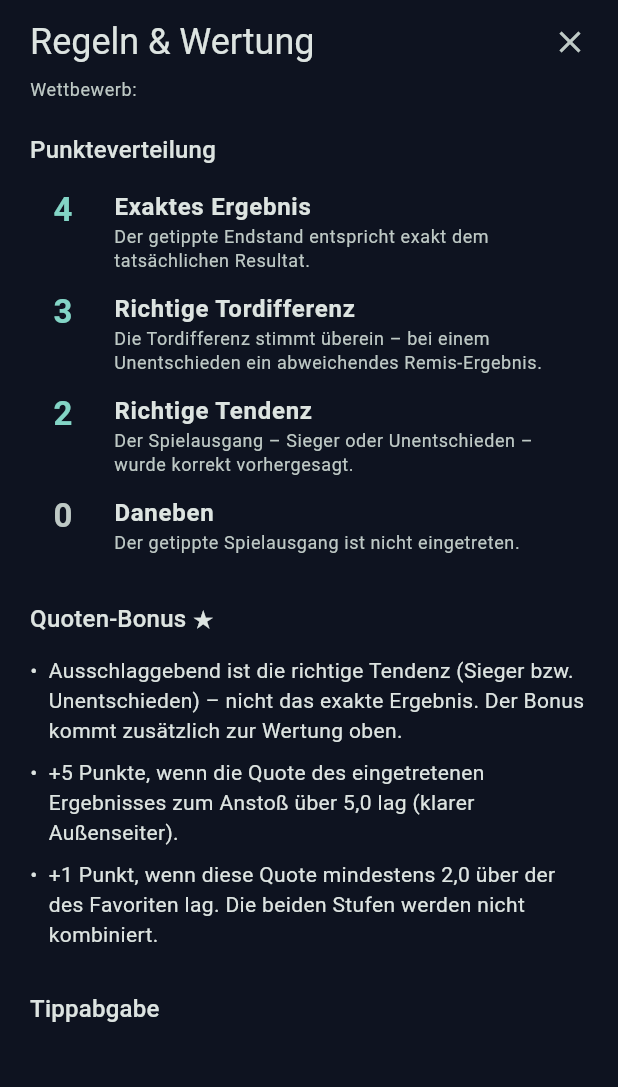
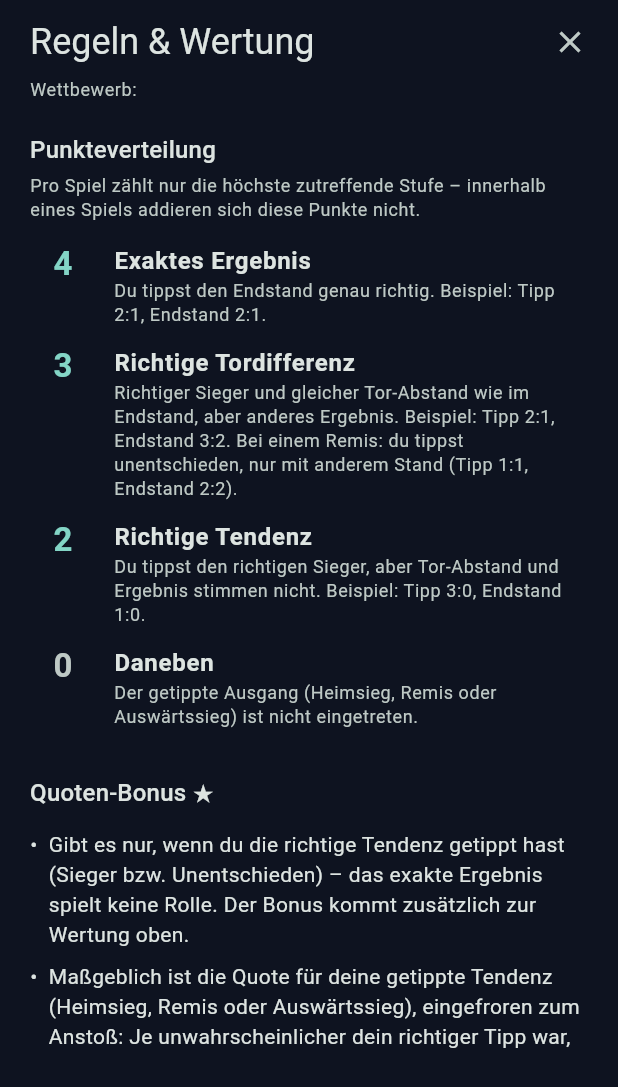
Before and after one commit to SleeperDACH/MatchUp, a Flutter app: the _RulesSheet widget shown alone on an empty page, opened directly with empty values, on a phone screen of 412 x 824 dp. Shown: the top 1087 px of the screen. Run offline on Flutter 3.47's test engine with Material 3 defaults, Android fonts, the phone set to English and light mode, and no system bars; our stand-ins replace flutter_riverpod, flutter_secure_storage, flutter_svg, local_auth, shared_preferences, supabase_flutter; accounts and stored records are empty; network calls fail.

Commit message:
Tippspiel: Regeln & Quoten-Bonus klarer formuliert
- Punkteverteilung: Hinweis, dass pro Spiel nur die höchste Stufe zählt;
  jede Stufe mit konkretem Beispiel.
- Quoten-Bonus aus Tipp-Perspektive ("Quote deiner getippten Tendenz")
  statt "eingetretener Ausgang"; Stufen-/Stapel-Regel klargestellt.

Co-Authored-By: Claude Opus 4.8 <noreply@anthropic.com>

```diff
--- a/lib/features/tippspiel/ui/league_hub_screen.dart
+++ b/lib/features/tippspiel/ui/league_hub_screen.dart
@@ -420,44 +420,61 @@ class _RulesSheet extends StatelessWidget {
                             ?.copyWith(color: scheme.onSurfaceVariant)),
                     const SizedBox(height: 20),
                     Text('Punkteverteilung', style: textTheme.titleMedium),
+                    const SizedBox(height: 4),
+                    Text(
+                      'Pro Spiel zählt nur die höchste zutreffende Stufe – '
+                      'innerhalb eines Spiels addieren sich diese Punkte nicht.',
+                      style: textTheme.bodySmall
+                          ?.copyWith(color: scheme.onSurfaceVariant),
+                    ),
                     const SizedBox(height: 8),
                     _RuleRow(
                       points: scoring.exact,
                       label: 'Exaktes Ergebnis',
-                      detail: 'Der getippte Endstand entspricht exakt dem '
-                          'tatsächlichen Resultat.',
+                      detail: 'Du tippst den Endstand genau richtig. '
+                          'Beispiel: Tipp 2:1, Endstand 2:1.',
                     ),
                     _RuleRow(
                       points: scoring.goalDiff,
                       label: 'Richtige Tordifferenz',
-                      detail: 'Die Tordifferenz stimmt überein – bei einem '
-                          'Unentschieden ein abweichendes Remis-Ergebnis.',
+                      detail: 'Richtiger Sieger und gleicher Tor-Abstand wie im '
+                          'Endstand, aber anderes Ergebnis. Beispiel: Tipp 2:1, '
+                          'Endstand 3:2. Bei einem Remis: du tippst '
+                          'unentschieden, nur mit anderem Stand (Tipp 1:1, '
+                          'Endstand 2:2).',
                     ),
                     _RuleRow(
                       points: scoring.tendency,
                       label: 'Richtige Tendenz',
-                      detail: 'Der Spielausgang – Sieger oder Unentschieden – '
-                          'wurde korrekt vorhergesagt.',
+                      detail: 'Du tippst den richtigen Sieger, aber Tor-Abstand '
+                          'und Ergebnis stimmen nicht. Beispiel: Tipp 3:0, '
+                          'Endstand 1:0.',
                     ),
                     const _RuleRow(
                       points: 0,
                       label: 'Daneben',
-                      detail: 'Der getippte Spielausgang ist nicht '
-                          'eingetreten.',
+                      detail: 'Der getippte Ausgang (Heimsieg, Remis oder '
+                          'Auswärtssieg) ist nicht eingetreten.',
                     ),
                     const SizedBox(height: 24),
                     Text('Quoten-Bonus ★', style: textTheme.titleMedium),
                     const SizedBox(height: 8),
-                    const _Bullet('Ausschlaggebend ist die richtige Tendenz '
-                        '(Sieger bzw. Unentschieden) – nicht das exakte '
-                        'Ergebnis. Der Bonus kommt zusätzlich zur Wertung '
-                        'oben.'),
-                    const _Bullet('+5 Punkte, wenn die Quote des eingetretenen '
-                        'Ergebnisses zum Anstoß über 5,0 lag (klarer '
-                        'Außenseiter).'),
+                    const _Bullet('Gibt es nur, wenn du die richtige Tendenz '
+                        'getippt hast (Sieger bzw. Unentschieden) – das exakte '
+                        'Ergebnis spielt keine Rolle. Der Bonus kommt '
+                        'zusätzlich zur Wertung oben.'),
+                    const _Bullet('Maßgeblich ist die Quote für deine getippte '
+                        'Tendenz (Heimsieg, Remis oder Auswärtssieg), '
+                        'eingefroren zum Anstoß: Je unwahrscheinlicher dein '
+                        'richtiger Tipp war, desto mehr Bonus.'),
+                    const _Bullet('+5 Punkte, wenn diese Quote über 5,0 lag – '
+                        'du also einen klaren Außenseiter richtig getippt '
+                        'hast.'),
                     const _Bullet('+1 Punkt, wenn diese Quote mindestens 2,0 '
-                        'über der des Favoriten lag. Die beiden Stufen werden '
-                        'nicht kombiniert.'),
+                        'höher war als die niedrigste der drei Quoten (der '
+                        'Favorit).'),
+                    const _Bullet('Die beiden Stufen addieren sich nicht – pro '
+                        'Spiel zählt der höhere der beiden Boni.'),
                     const SizedBox(height: 24),
                     Text('Tippabgabe', style: textTheme.titleMedium),
                     const SizedBox(height: 8),
```
